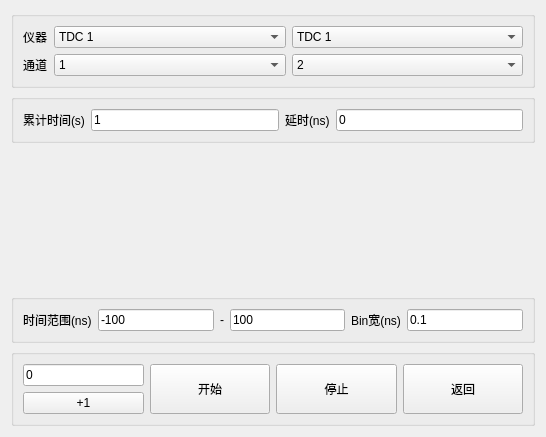
Old version of the form ui/histogramwidget.ui in the repository WhiteChimney/TDC-counter.
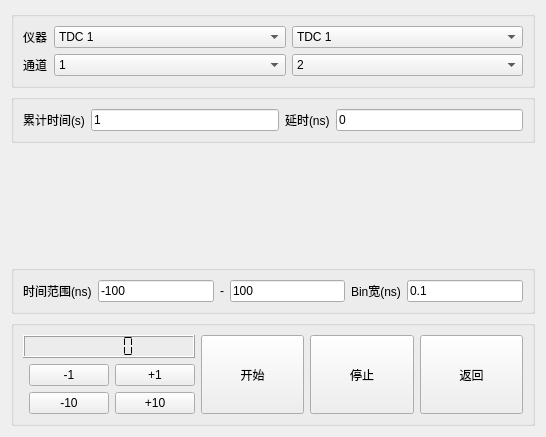
New version of the form. Custom widgets are drawn as their Qt base class.

Commit message: ui 增加调整 com_offset 的功能

Diff of the .ui file:
```diff
--- a/ui/histogramwidget.ui
+++ b/ui/histogramwidget.ui
@@ -253,21 +253,45 @@
      </property>
      <layout class="QHBoxLayout" name="horizontalLayout_4">
       <item>
-       <layout class="QVBoxLayout" name="verticalLayout_2">
-        <item>
-         <widget class="QLineEdit" name="textComDelay">
+       <layout class="QGridLayout" name="gridLayout_2">
+        <item row="2" column="1">
+         <widget class="QPushButton" name="buttonMinusTen">
           <property name="text">
-           <string>0</string>
+           <string>-10</string>
           </property>
          </widget>
         </item>
-        <item>
+        <item row="1" column="1">
+         <widget class="QPushButton" name="buttonMinusOne">
+          <property name="text">
+           <string>-1</string>
+          </property>
+         </widget>
+        </item>
+        <item row="1" column="2">
          <widget class="QPushButton" name="buttonPlusOne">
           <property name="text">
            <string>+1</string>
           </property>
          </widget>
         </item>
+        <item row="2" column="2">
+         <widget class="QPushButton" name="buttonPlusTen">
+          <property name="text">
+           <string>+10</string>
+          </property>
+         </widget>
+        </item>
+        <item row="0" column="0" colspan="3">
+         <widget class="QLCDNumber" name="lcdComDelay">
+          <property name="segmentStyle">
+           <enum>QLCDNumber::Flat</enum>
+          </property>
+          <property name="intValue" stdset="0">
+           <number>0</number>
+          </property>
+         </widget>
+        </item>
        </layout>
       </item>
       <item>
```
The commit also changes 2 other files.
